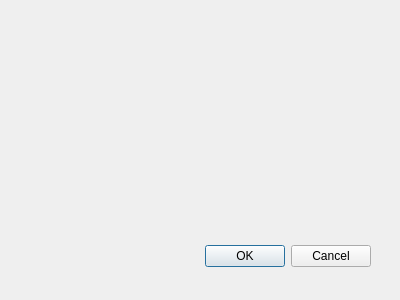
Qt form oemc_plugin_dialog_base.ui (Open-Earth-Monitor/oemc-qgis-plugin) before a commit.
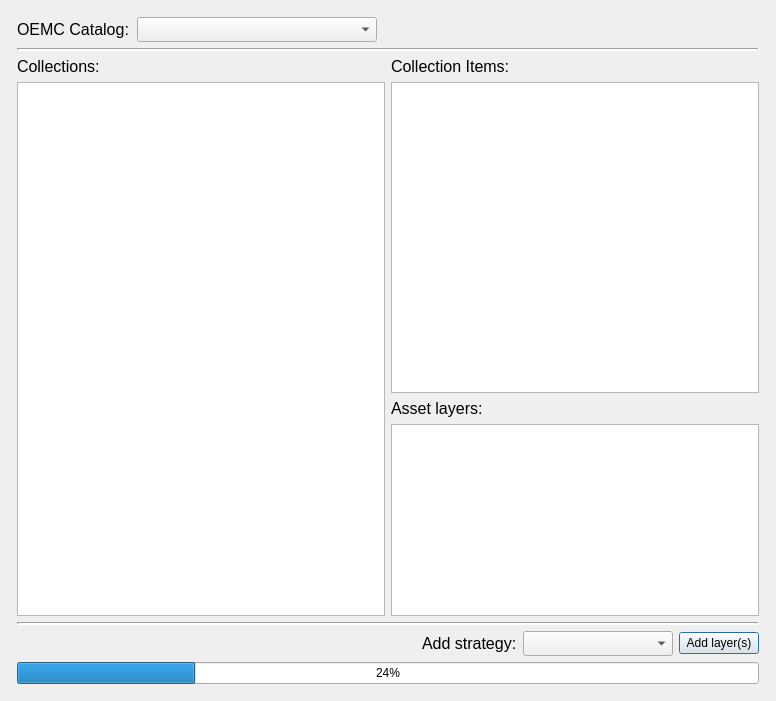
The same form after that commit.

Commit message: implement ui desing

What changed in the file:
```diff
--- a/oemc_plugin_dialog_base.ui
+++ b/oemc_plugin_dialog_base.ui
@@ -1,33 +1,355 @@
 <ui version="4.0" >
  <class>OemcStacDialogBase</class>
- <widget class="QDialog" name="OemcStacDialogBase" >
-  <property name="geometry" >
+ <widget class="QDialog" name="OemcStacDialogBase">
+  <property name="geometry">
    <rect>
     <x>0</x>
     <y>0</y>
-    <width>400</width>
-    <height>300</height>
+    <width>776</width>
+    <height>701</height>
    </rect>
   </property>
-  <property name="windowTitle" >
+  <property name="sizePolicy">
+   <sizepolicy hsizetype="Fixed" vsizetype="Preferred">
+    <horstretch>0</horstretch>
+    <verstretch>0</verstretch>
+   </sizepolicy>
+  </property>
+  <property name="windowTitle">
    <string>Oemc Plugin</string>
   </property>
-  <widget class="QDialogButtonBox" name="button_box" >
-   <property name="geometry" >
-    <rect>
-     <x>30</x>
-     <y>240</y>
-     <width>341</width>
-     <height>32</height>
-    </rect>
-   </property>
-   <property name="orientation" >
-    <enum>Qt::Horizontal</enum>
-   </property>
-   <property name="standardButtons" >
-    <set>QDialogButtonBox::Cancel|QDialogButtonBox::Ok</set>
-   </property>
-  </widget>
+  <layout class="QGridLayout" name="gridLayout_3">
+   <item row="0" column="0">
+    <layout class="QGridLayout" name="gridLayout_2" rowstretch="0,0,0,0,0,0">
+     <property name="leftMargin">
+      <number>6</number>
+     </property>
+     <property name="topMargin">
+      <number>6</number>
+     </property>
+     <property name="rightMargin">
+      <number>6</number>
+     </property>
+     <property name="bottomMargin">
+      <number>6</number>
+     </property>
+     <item row="5" column="0">
+      <widget class="QProgressBar" name="progressBar">
+       <property name="maximumSize">
+        <size>
+         <width>16777215</width>
+         <height>30</height>
+        </size>
+       </property>
+       <property name="value">
+        <number>24</number>
+       </property>
+      </widget>
+     </item>
+     <item row="1" column="0">
+      <widget class="Line" name="line_2">
+       <property name="minimumSize">
+        <size>
+         <width>0</width>
+         <height>0</height>
+        </size>
+       </property>
+       <property name="lineWidth">
+        <number>2</number>
+       </property>
+       <property name="orientation">
+        <enum>Qt::Horizontal</enum>
+       </property>
+      </widget>
+     </item>
+     <item row="4" column="0">
+      <layout class="QHBoxLayout" name="horizontalLayout_2">
+       <item>
+        <spacer name="horizontalSpacer_2">
+         <property name="orientation">
+          <enum>Qt::Horizontal</enum>
+         </property>
+         <property name="sizeType">
+          <enum>QSizePolicy::Expanding</enum>
+         </property>
+         <property name="sizeHint" stdset="0">
+          <size>
+           <width>306</width>
+           <height>20</height>
+          </size>
+         </property>
+        </spacer>
+       </item>
+       <item>
+        <widget class="QLabel" name="label_4">
+         <property name="sizePolicy">
+          <sizepolicy hsizetype="Fixed" vsizetype="Fixed">
+           <horstretch>0</horstretch>
+           <verstretch>0</verstretch>
+          </sizepolicy>
+         </property>
+         <property name="font">
+          <font>
+           <family>Ubuntu</family>
+           <pointsize>12</pointsize>
+          </font>
+         </property>
+         <property name="text">
+          <string>Add strategy:</string>
+         </property>
+        </widget>
+       </item>
+       <item>
+        <widget class="QComboBox" name="addStrategy">
+         <property name="minimumSize">
+          <size>
+           <width>150</width>
+           <height>25</height>
+          </size>
+         </property>
+         <property name="currentText">
+          <string/>
+         </property>
+         <property name="currentIndex">
+          <number>-1</number>
+         </property>
+         <property name="maxVisibleItems">
+          <number>5</number>
+         </property>
+         <property name="placeholderText">
+          <string/>
+         </property>
+        </widget>
+       </item>
+       <item>
+        <widget class="QPushButton" name="addLayers">
+         <property name="sizePolicy">
+          <sizepolicy hsizetype="Fixed" vsizetype="Fixed">
+           <horstretch>0</horstretch>
+           <verstretch>0</verstretch>
+          </sizepolicy>
+         </property>
+         <property name="text">
+          <string>Add layer(s)</string>
+         </property>
+        </widget>
+       </item>
+      </layout>
+     </item>
+     <item row="2" column="0">
+      <layout class="QHBoxLayout" name="horizontalLayout_3">
+       <item>
+        <layout class="QVBoxLayout" name="verticalLayout">
+         <property name="sizeConstraint">
+          <enum>QLayout::SetFixedSize</enum>
+         </property>
+         <item>
+          <widget class="QLabel" name="label_3">
+           <property name="font">
+            <font>
+             <family>Ubuntu</family>
+             <pointsize>12</pointsize>
+            </font>
+           </property>
+           <property name="text">
+            <string>Collections:</string>
+           </property>
+          </widget>
+         </item>
+         <item>
+          <widget class="QListWidget" name="listCollection">
+           <property name="minimumSize">
+            <size>
+             <width>300</width>
+             <height>0</height>
+            </size>
+           </property>
+           <property name="maximumSize">
+            <size>
+             <width>16777215</width>
+             <height>16777215</height>
+            </size>
+           </property>
+          </widget>
+         </item>
+        </layout>
+       </item>
+       <item>
+        <layout class="QVBoxLayout" name="verticalLayout_4">
+         <property name="sizeConstraint">
+          <enum>QLayout::SetFixedSize</enum>
+         </property>
+         <item>
+          <layout class="QVBoxLayout" name="verticalLayout_2">
+           <item>
+            <widget class="QLabel" name="label_2">
+             <property name="font">
+              <font>
+               <family>Ubuntu</family>
+               <pointsize>12</pointsize>
+              </font>
+             </property>
+             <property name="text">
+              <string>Collection Items:</string>
+             </property>
+            </widget>
+           </item>
+           <item>
+            <widget class="QListWidget" name="listItems">
+             <property name="minimumSize">
+              <size>
+               <width>300</width>
+               <height>300</height>
+              </size>
+             </property>
+             <property name="maximumSize">
+              <size>
+               <width>16777215</width>
+               <height>16777215</height>
+              </size>
+             </property>
+            </widget>
+           </item>
+           <item>
+            <layout class="QVBoxLayout" name="verticalLayout_3">
+             <property name="sizeConstraint">
+              <enum>QLayout::SetDefaultConstraint</enum>
+             </property>
+             <item>
+              <widget class="QLabel" name="label_5">
+               <property name="font">
+                <font>
+                 <family>Ubuntu</family>
+                 <pointsize>12</pointsize>
+                </font>
+               </property>
+               <property name="text">
+                <string>Asset layers:</string>
+               </property>
+              </widget>
+             </item>
+            </layout>
+           </item>
+           <item>
+            <widget class="QListWidget" name="listAssets">
+             <property name="sizePolicy">
+              <sizepolicy hsizetype="Expanding" vsizetype="Fixed">
+               <horstretch>0</horstretch>
+               <verstretch>0</verstretch>
+              </sizepolicy>
+             </property>
+             <property name="minimumSize">
+              <size>
+               <width>300</width>
+               <height>150</height>
+              </size>
+             </property>
+             <property name="maximumSize">
+              <size>
+               <width>16777215</width>
+               <height>16777215</height>
+              </size>
+             </property>
+            </widget>
+           </item>
+          </layout>
+         </item>
+        </layout>
+       </item>
+      </layout>
+     </item>
+     <item row="3" column="0">
+      <widget class="Line" name="line">
+       <property name="minimumSize">
+        <size>
+         <width>0</width>
+         <height>0</height>
+        </size>
+       </property>
+       <property name="lineWidth">
+        <number>2</number>
+       </property>
+       <property name="orientation">
+        <enum>Qt::Horizontal</enum>
+       </property>
+      </widget>
+     </item>
+     <item row="0" column="0">
+      <layout class="QHBoxLayout" name="horizontalLayout" stretch="0,0,0">
+       <property name="spacing">
+        <number>0</number>
+       </property>
+       <property name="leftMargin">
+        <number>0</number>
+       </property>
+       <property name="rightMargin">
+        <number>10</number>
+       </property>
+       <item>
+        <widget class="QLabel" name="label">
+         <property name="minimumSize">
+          <size>
+           <width>120</width>
+           <height>0</height>
+          </size>
+         </property>
+         <property name="maximumSize">
+          <size>
+           <width>120</width>
+           <height>25</height>
+          </size>
+         </property>
+         <property name="font">
+          <font>
+           <family>Ubuntu</family>
+           <pointsize>12</pointsize>
+          </font>
+         </property>
+         <property name="text">
+          <string>OEMC Catalog:</string>
+         </property>
+        </widget>
+       </item>
+       <item>
+        <widget class="QComboBox" name="catalog">
+         <property name="minimumSize">
+          <size>
+           <width>240</width>
+           <height>25</height>
+          </size>
+         </property>
+         <property name="maximumSize">
+          <size>
+           <width>200</width>
+           <height>25</height>
+          </size>
+         </property>
+         <property name="placeholderText">
+          <string comment="Select a text">0</string>
+         </property>
+        </widget>
+       </item>
+       <item>
+        <spacer name="horizontalSpacer">
+         <property name="orientation">
+          <enum>Qt::Horizontal</enum>
+         </property>
+         <property name="sizeType">
+          <enum>QSizePolicy::Expanding</enum>
+         </property>
+         <property name="sizeHint" stdset="0">
+          <size>
+           <width>375</width>
+           <height>25</height>
+          </size>
+         </property>
+        </spacer>
+       </item>
+      </layout>
+     </item>
+    </layout>
+   </item>
+  </layout>
  </widget>
  <resources/>
  <connections>
```
Left out of the diff: 38 changed lines with no effect on the pictures.
